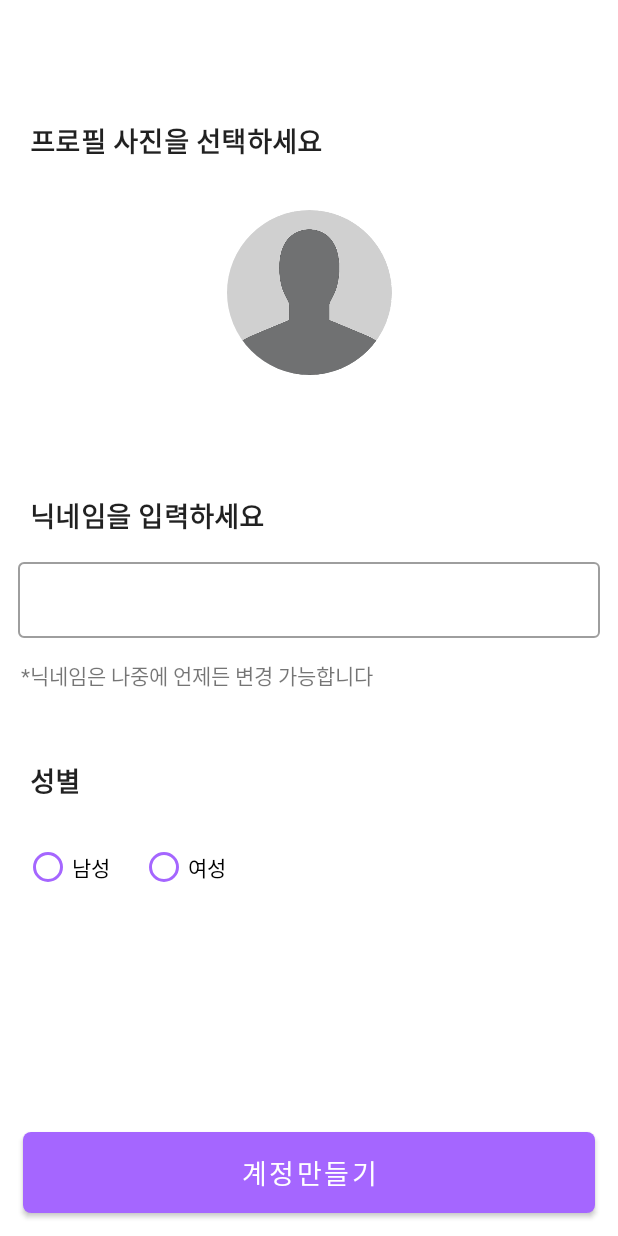
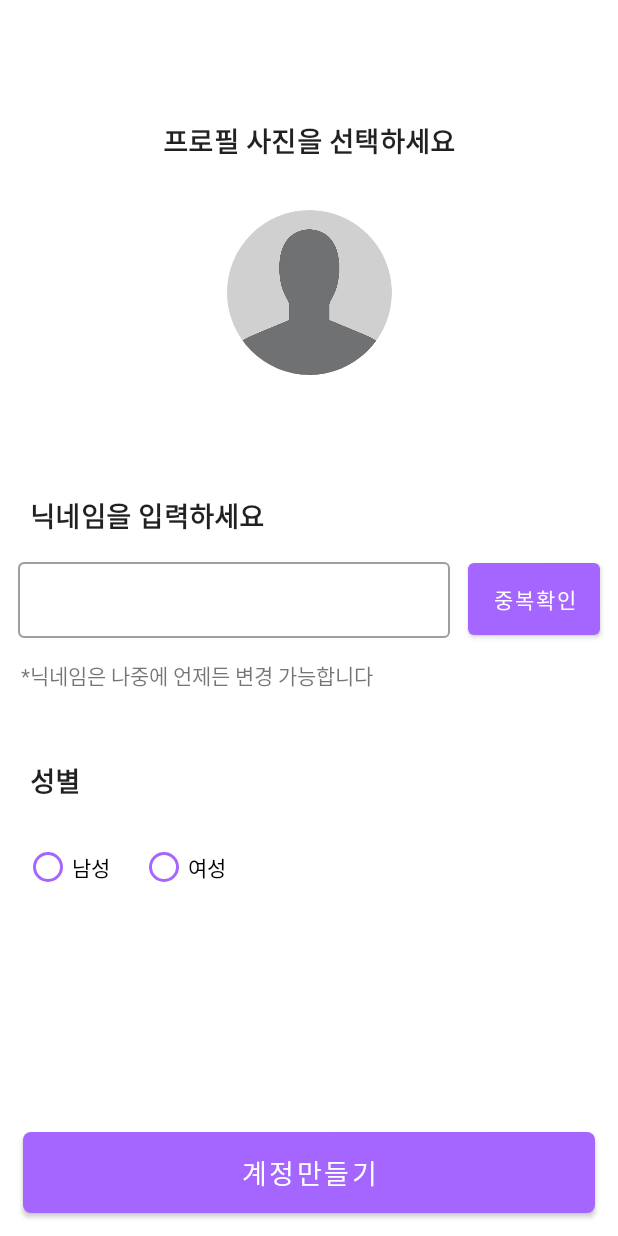
Before and after one commit to jminie-o8o/Home-Rent-App, an Android app: the LoginProfileFragment screen opened through its navigation route, on a phone screen of 412 x 824 dp. Run offline under Robolectric (Android 15) with nearby library versions, the phone set to English and light mode, and no system bars; our stand-ins replace CircleImageView, Dagger/Hilt's generated code, data binding; pictures from the network do not load.

Commit message:
fix: 여섯 번째 충돌해결

```diff
--- a/android/app/src/main/res/layout/fragment_login_profile.xml
+++ b/android/app/src/main/res/layout/fragment_login_profile.xml
@@ -17,9 +17,9 @@
             style="@style/TextSubtitle1.18.bold"
             android:layout_width="wrap_content"
             android:layout_height="wrap_content"
-            android:layout_marginStart="20dp"
             android:layout_marginTop="80dp"
             android:text="프로필 사진을 선택하세요"
+            app:layout_constraintEnd_toEndOf="parent"
             app:layout_constraintStart_toStartOf="parent"
             app:layout_constraintTop_toTopOf="parent" />
 
@@ -50,6 +50,7 @@
             style="@style/Widget.MaterialComponents.TextInputLayout.OutlinedBox"
             android:layout_width="0dp"
             android:layout_height="80dp"
+            android:layout_marginEnd="100dp"
             android:padding="12dp"
             app:layout_constraintEnd_toEndOf="parent"
             app:layout_constraintStart_toStartOf="parent"
@@ -62,6 +63,15 @@
                 android:inputType="textAutoComplete" />
 
         </com.google.android.material.textfield.TextInputLayout>
+
+        <Button
+            android:id="@+id/btn_nickname_check"
+            android:layout_width="wrap_content"
+            android:layout_height="60dp"
+            android:layout_marginTop="12dp"
+            android:text="중복확인"
+            app:layout_constraintStart_toEndOf="@+id/til_login_profile_nickname"
+            app:layout_constraintTop_toTopOf="@+id/til_login_profile_nickname" />
 
         <TextView
             android:id="@+id/tv_nickname_hint"
```
